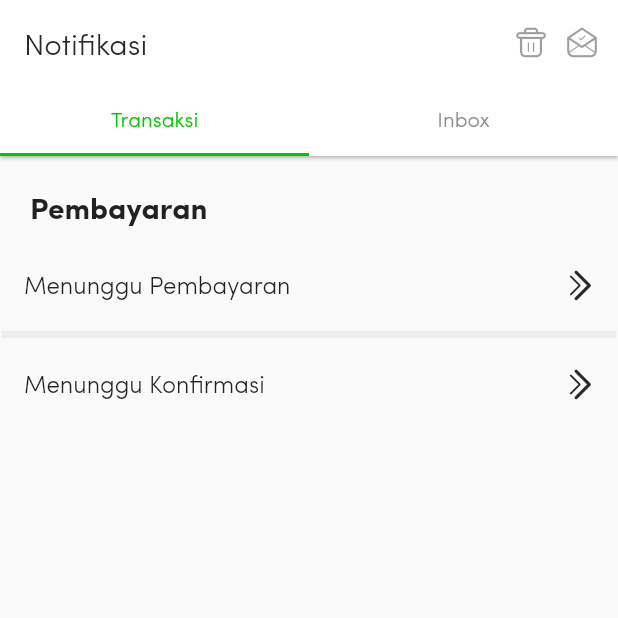
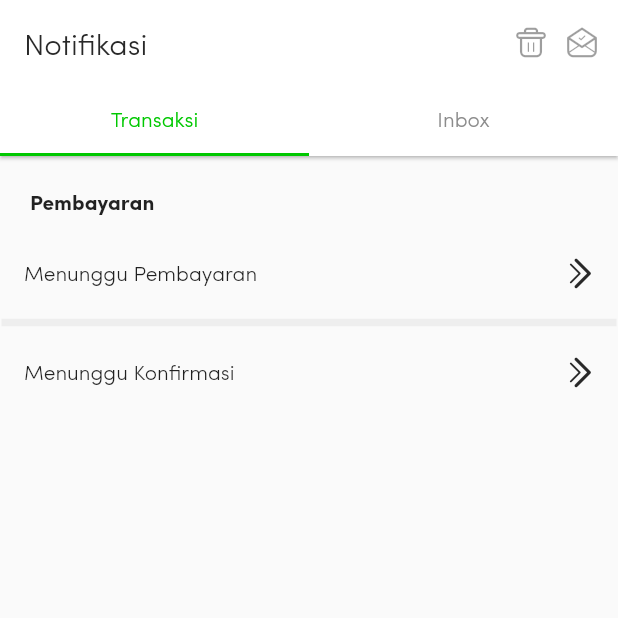
Before and after one commit to primajatnika271995/jaring-ummat, a Flutter app: the Inbox screen opened directly, on a phone screen of 412 x 824 dp, the top half of it. Run offline on Flutter 3.47's test engine with Material 2 defaults, Android fonts, the phone set to English and light mode, and no system bars; our stand-ins replace badges, bloc, bubble, cached_network_image, carousel_slider, circular_profile_avatar and 17 more; missing offline and left inert: flutter_webview_plugin, giffy_dialog, jstomp, mailer, otp, rubber; accounts and stored records are empty; network calls fail; statements that could not run were skipped.

Commit message:
Edit Font

```diff
--- a/lib/src/config/urls.dart
+++ b/lib/src/config/urls.dart
@@ -18,11 +18,11 @@ const UPLOADER_MEDIA_IMAGE = BASE_API_UPLOADER_URL + '/api/media/upload/image';
 const CHATS_HISTORY = BASE_API_CHATS + '/api/chat/messages';
 
 // VIRTUAL ACCOUNT
-const REQUEST_VA_ANONIMOUS = 'http://tabeldata.ip-dynamic.com/jaring-ummat-bni-request/api/bni/virtual-account/anonymous/request';
-const REQUEST_VA_OAUTH = 'http://20.184.15.66:8000/bni-request/api/bni/virtual-account/secured/request';
+const REQUEST_VA_ANONIMOUS = 'http://117.53.47.34:8000/jaring-ummat-bni-request/api/bni/virtual-account/anonymous/request';
+const REQUEST_VA_OAUTH = 'http://117.53.47.34:8000/jaring-ummat-bni-request/api/bni/virtual-account/secured/request';
 
 // PEMBAYARAN
-const PEMBAYARAN_URL = 'http://20.184.15.66:8000/bni-request/api/transaksi/customer/confirm';
+const PEMBAYARAN_URL = 'http://117.53.47.34:8000/jaring-ummat-bni-request/api/transaksi/customer/confirm';
 
 // BASE REGISTER AND LOGIN_URL
 const REGISTRATION_URL = BASE_API_URL + '/api/user/';
--- a/lib/src/views/page_inbox/inbox.dart
+++ b/lib/src/views/page_inbox/inbox.dart
@@ -63,7 +63,7 @@ class _InboxState extends State<Inbox> {
           padding: const EdgeInsets.only(left: 20, top: 20, bottom: 10),
           child: Text(
             'Pembayaran',
-            style: TextStyle(fontSize: 20, fontWeight: FontWeight.bold),
+            style: TextStyle(fontWeight: FontWeight.bold),
           ),
         ),
         ListView.separated(
@@ -95,7 +95,7 @@ class _InboxState extends State<Inbox> {
                 );
               }
             },
-            title: Text(InboxTextData.listTransaksi[index]),
+            title: Text(InboxTextData.listTransaksi[index], style: TextStyle(fontSize: 14.0),),
             trailing: Icon(NewIcon.next_small_2x, color: blackColor, size: 20),
           ),
         ),
@@ -111,7 +111,7 @@ class _InboxState extends State<Inbox> {
           padding: const EdgeInsets.only(left: 20, top: 20, bottom: 10),
           child: Text(
             'Hari Ini',
-            style: TextStyle(fontSize: 20, fontWeight: FontWeight.bold),
+            style: TextStyle(fontWeight: FontWeight.bold),
           ),
         ),
         ListView.separated(
```
Also changed, not shown: lib/src/views/page_portofolio/portofoilio.dart (+5 -6 lines), lib/src/views/page_profile/profile_menu.dart (+42 -24 lines), pubspec.lock.
